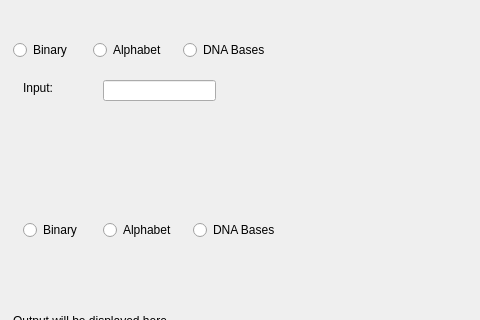
GobsmackedMoose/BinarytoDNA, file gui.ui: the form before one commit; both pictures show x 147 to 627 and y 0 to 320 of the 627 by 431 pixel window.
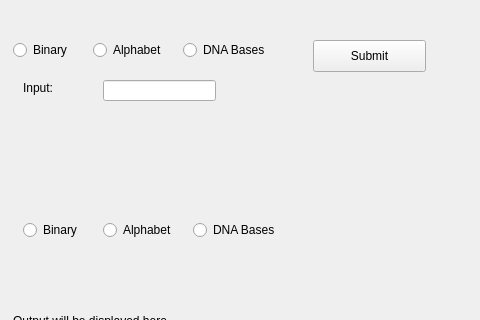
The form after the commit.

Diff of the .ui file:
```diff
--- a/gui.ui
+++ b/gui.ui
@@ -184,6 +184,19 @@
     <string>Output will be displayed here. </string>
    </property>
   </widget>
+  <widget class="QPushButton" name="pushButton">
+   <property name="geometry">
+    <rect>
+     <x>460</x>
+     <y>40</y>
+     <width>113</width>
+     <height>32</height>
+    </rect>
+   </property>
+   <property name="text">
+    <string>Submit</string>
+   </property>
+  </widget>
  </widget>
  <resources/>
  <connections/>
```
